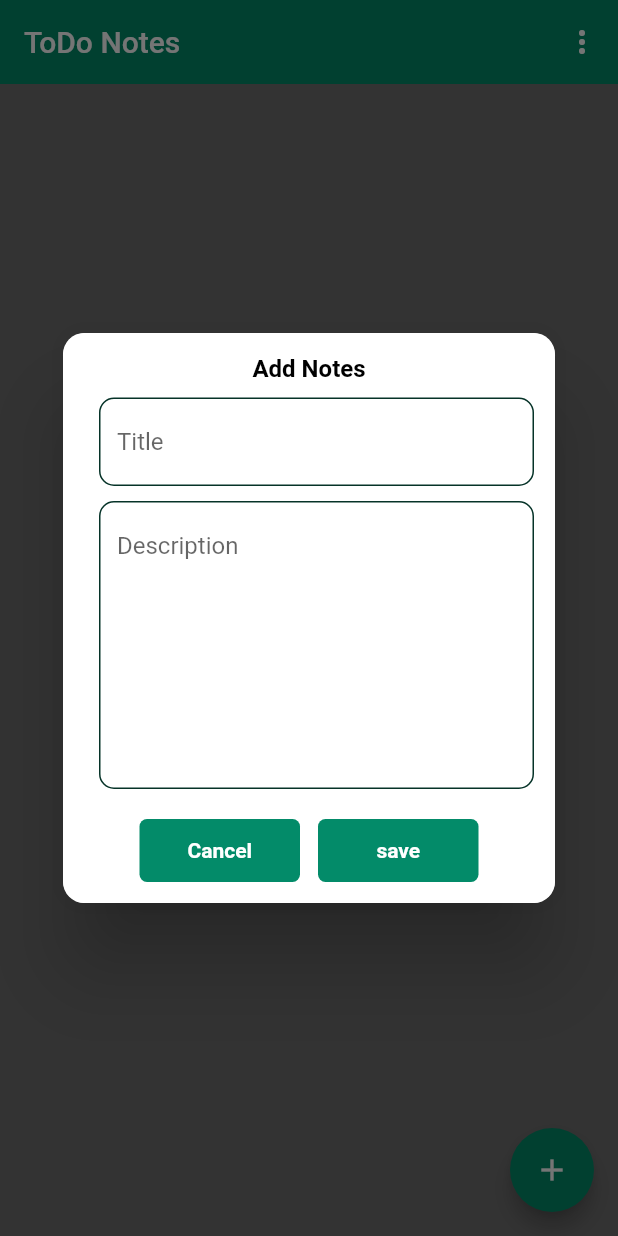
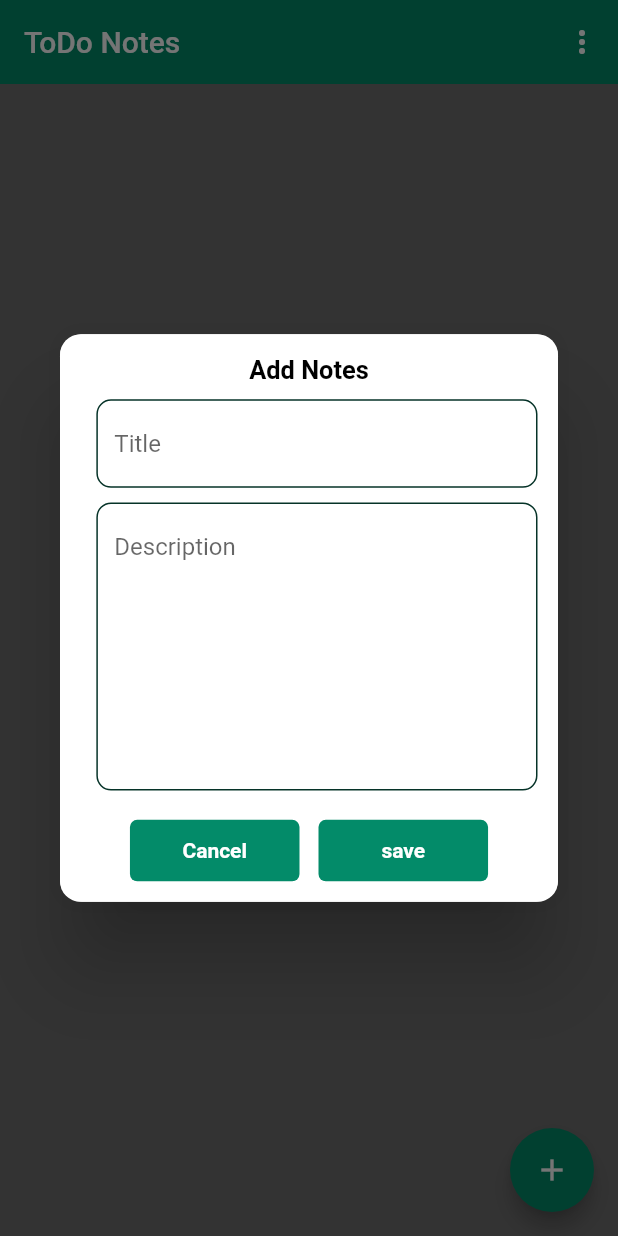
Before and after one commit to aliakter/todo_application_sqlite, a Flutter app: the screen it shows after launch, after a tap on the "add" icon, on a phone screen of 412 x 824 dp. Run offline on Flutter 3.47's test engine with Material 2 defaults, Android fonts, the phone set to English and light mode, and no system bars; our stand-ins replace flutter_screenutil, sqflite; accounts and stored records are empty.

Commit message:
homepage design changes

```diff
--- a/lib/screen/homepage.dart
+++ b/lib/screen/homepage.dart
@@ -32,205 +32,6 @@ class _HomeScreenState extends State<HomeScreen> {
   void initState() {
     super.initState();
     _refreshData(); // Loading the data when the app starts
-  }
-
-  void dialogSheet(int? id) async {
-    if (id != null) {
-      final existingData = myData.firstWhere((element) => element['id'] == id);
-      _titleController.text = existingData['title'];
-      _descriptionController.text = existingData['description'];
-    } else {
-      _titleController.text = "";
-      _descriptionController.text = "";
-    }
-
-    showDialog(
-      context: context,
-      builder: (context) {
-        return Dialog(
-          shape: const RoundedRectangleBorder(
-            borderRadius: BorderRadius.all(
-              Radius.circular(15),
-            ),
-          ),
-          child: SingleChildScrollView(
-            child: Stack(
-              alignment: Alignment.topRight,
-              children: [
-                Container(
-                  height: 380,
-                  width: 328,
-                  decoration: BoxDecoration(
-                    borderRadius: BorderRadius.circular(14),
-                    color: AppColors.white,
-                  ),
-                  child: Padding(
-                    padding: const EdgeInsets.all(14),
-                    child: Column(
-                      children: [
-                        Form(
-                          key: _formKey,
-                          child: Column(
-                            children: [
-                              const Text(
-                                "Add Notes",
-                                style: TextStyle(
-                                  fontSize: 16,
-                                  fontWeight: FontWeight.bold,
-                                  color: AppColors.black,
-                                ),
-                              ),
-                              const SizedBox(height: 10),
-                              Padding(
-                                padding: const EdgeInsets.only(left: 10),
-                                child: TextFormField(
-                                  controller: _titleController,
-                                  decoration: InputDecoration(
-                                    hintText: 'Title',
-                                    // hintStyle: dialog1,
-                                    border: OutlineInputBorder(
-                                      borderSide: const BorderSide(
-                                        color: AppColors.deepGreen,
-                                      ),
-                                      borderRadius: BorderRadius.circular(10),
-                                    ),
-                                    enabledBorder: OutlineInputBorder(
-                                      borderSide: const BorderSide(
-                                        color: AppColors.deepGreen,
-                                      ),
-                                      borderRadius: BorderRadius.circular(10),
-                                    ),
-                                    focusedBorder: OutlineInputBorder(
-                                      borderSide: const BorderSide(
-                                        color: AppColors.deepGreen,
-                                      ),
-                                      borderRadius: BorderRadius.circular(10),
-                                    ),
-                                    errorBorder: OutlineInputBorder(
-                                      borderSide:
-                                          const BorderSide(color: Colors.red),
-                                      borderRadius: BorderRadius.circular(10),
-                                    ),
-                                  ),
-                                ),
-                              ),
-                              const SizedBox(height: 10),
-                              Padding(
-                                padding: const EdgeInsets.only(left: 10),
-                                child: TextFormField(
-                                  maxLines: 8,
-                                  controller: _descriptionController,
-                                  decoration: InputDecoration(
-                                    hintText: 'Description',
-                                    // hintStyle: dialog1,
-                                    border: OutlineInputBorder(
-                                      borderSide: const BorderSide(
-                                          color: AppColors.deepGreen),
-                                      borderRadius: BorderRadius.circular(10),
-                                    ),
-                                    enabledBorder: OutlineInputBorder(
-                                      borderSide: const BorderSide(
-                                          color: AppColors.deepGreen),
-                                      borderRadius: BorderRadius.circular(10),
-                                    ),
-                                    focusedBorder: OutlineInputBorder(
-                                      borderSide: const BorderSide(
-                                          color: AppColors.deepGreen),
-                                      borderRadius: BorderRadius.circular(10),
-                                    ),
-                                    errorBorder: OutlineInputBorder(
-                                      borderSide:
-                                          const BorderSide(color: Colors.red),
-                                      borderRadius: BorderRadius.circular(10),
-                                    ),
-                                  ),
-                                  validator: (value) {
-                                    if (value!.isEmpty) {
-                                      return 'message_cannot_empty';
-                                    }
-                                    return null;
-                                  },
-                                ),
-                              ),
-                            ],
-                          ),
-                        ),
-                        const SizedBox(height: 20),
-                        Row(
-                          mainAxisAlignment: MainAxisAlignment.center,
-                          crossAxisAlignment: CrossAxisAlignment.center,
-                          children: [
-                            GestureDetector(
-                              onTap: () {
-                                Navigator.pop(context);
-                              },
-                              child: Container(
-                                height: 42,
-                                width: 107,
-                                decoration: BoxDecoration(
-                                  borderRadius: BorderRadius.circular(5),
-                                  color: AppColors.appBarColor,
-                                ),
-                                child: const Center(
-                                  child: Text(
-                                    'Cancel',
-                                    style: TextStyle(
-                                      color: AppColors.white,
-                                      fontWeight: FontWeight.bold,
-                                    ),
-                                  ),
-                                ),
-                              ),
-                            ),
-                            const SizedBox(width: 12),
-                            GestureDetector(
-                              onTap: () async {
-                                if (_formKey.currentState!.validate()) {
-                                  if (id == null) {
-                                    await addItem();
-                                  }
-                                  if (id != null) {
-                                    await updateItem(id);
-                                  }
-
-                                  // Clear the text fields
-                                  setState(() {
-                                    _titleController.text = '';
-                                    _descriptionController.text = '';
-                                  });
-                                  Navigator.pop(context);
-                                }
-                              },
-                              child: Container(
-                                height: 42,
-                                width: 107,
-                                decoration: BoxDecoration(
-                                  borderRadius: BorderRadius.circular(5),
-                                  color: AppColors.appBarColor,
-                                ),
-                                child: Center(
-                                  child: Text(
-                                    id == null ? 'save' : 'Update',
-                                    style: const TextStyle(
-                                      color: AppColors.white,
-                                      fontWeight: FontWeight.bold,
-                                    ),
-                                  ),
-                                ),
-                              ),
-                            ),
-                          ],
-                        ),
-                      ],
-                    ),
-                  ),
-                ),
-              ],
-            ),
-          ),
-        );
-      },
-    );
   }
 
   String? formValidator(String? value) {
@@ -382,6 +183,204 @@ class _HomeScreenState extends State<HomeScreen> {
     );
   }
 
+  void dialogSheet(int? id) async {
+    if (id != null) {
+      final existingData = myData.firstWhere((element) => element['id'] == id);
+      _titleController.text = existingData['title'];
+      _descriptionController.text = existingData['description'];
+    } else {
+      _titleController.text = "";
+      _descriptionController.text = "";
+    }
+
+    showDialog(
+      context: context,
+      builder: (context) {
+        return Dialog(
+          shape: RoundedRectangleBorder(
+            borderRadius: BorderRadius.all(
+              Radius.circular(15.r),
+            ),
+          ),
+          child: SingleChildScrollView(
+            child: Stack(
+              alignment: Alignment.topRight,
+              children: [
+                Container(
+                  width: double.infinity,
+                  decoration: BoxDecoration(
+                    borderRadius: BorderRadius.circular(14.r),
+                    color: AppColors.white,
+                  ),
+                  child: Padding(
+                    padding: EdgeInsets.all(14.r),
+                    child: Column(
+                      children: [
+                        Form(
+                          key: _formKey,
+                          child: Column(
+                            children: [
+                              Text(
+                                "Add Notes",
+                                style: TextStyle(
+                                  fontSize: 16.sp,
+                                  fontWeight: FontWeight.bold,
+                                  color: AppColors.black,
+                                ),
+                              ),
+                              SizedBox(height: 10.h),
+                              Padding(
+                                padding: EdgeInsets.only(left: 10.w),
+                                child: TextFormField(
+                                  controller: _titleController,
+                                  decoration: InputDecoration(
+                                    hintText: 'Title',
+                                    // hintStyle: dialog1,
+                                    border: OutlineInputBorder(
+                                      borderSide: const BorderSide(
+                                        color: AppColors.deepGreen,
+                                      ),
+                                      borderRadius: BorderRadius.circular(10.r),
+                                    ),
+                                    enabledBorder: OutlineInputBorder(
+                                      borderSide: const BorderSide(
+                                        color: AppColors.deepGreen,
+                                      ),
+                                      borderRadius: BorderRadius.circular(10.r),
+                                    ),
+                                    focusedBorder: OutlineInputBorder(
+                                      borderSide: const BorderSide(
+                                        color: AppColors.deepGreen,
+                                      ),
+                                      borderRadius: BorderRadius.circular(10.r),
+                                    ),
+                                    errorBorder: OutlineInputBorder(
+                                      borderSide:
+                                          const BorderSide(color: Colors.red),
+                                      borderRadius: BorderRadius.circular(10.r),
+                                    ),
+                                  ),
+                                ),
+                              ),
+                              SizedBox(height: 10.h),
+                              Padding(
+                                padding: EdgeInsets.only(left: 10.w),
+                                child: TextFormField(
+                                  maxLines: 8,
+                                  controller: _descriptionController,
+                                  decoration: InputDecoration(
+                                    hintText: 'Description',
+                                    // hintStyle: dialog1,
+                                    border: OutlineInputBorder(
+                                      borderSide: const BorderSide(
+                                          color: AppColors.deepGreen),
+                                      borderRadius: BorderRadius.circular(10.r),
+                                    ),
+                                    enabledBorder: OutlineInputBorder(
+                                      borderSide: const BorderSide(
+                                          color: AppColors.deepGreen),
+                                      borderRadius: BorderRadius.circular(10.r),
+                                    ),
+                                    focusedBorder: OutlineInputBorder(
+                                      borderSide: const BorderSide(
+                                          color: AppColors.deepGreen),
+                                      borderRadius: BorderRadius.circular(10.r),
+                                    ),
+                                    errorBorder: OutlineInputBorder(
+                                      borderSide:
+                                          const BorderSide(color: Colors.red),
+                                      borderRadius: BorderRadius.circular(10.r),
+                                    ),
+                                  ),
+                                  validator: (value) {
+                                    if (value!.isEmpty) {
+                                      return 'message_cannot_empty';
+                                    }
+                                    return null;
+                                  },
+                                ),
+                              ),
+                            ],
+                          ),
+                        ),
+                        SizedBox(height: 20.h),
+                        Row(
+                          mainAxisAlignment: MainAxisAlignment.center,
+                          crossAxisAlignment: CrossAxisAlignment.center,
+                          children: [
+                            GestureDetector(
+                              onTap: () {
+                                Navigator.pop(context);
+                              },
+                              child: Container(
+                                height: 42.h,
+                                width: 107.w,
+                                decoration: BoxDecoration(
+                                  borderRadius: BorderRadius.circular(5.r),
+                                  color: AppColors.appBarColor,
+                                ),
+                                child: const Center(
+                                  child: Text(
+                                    'Cancel',
+                                    style: TextStyle(
+                                      color: AppColors.white,
+                                      fontWeight: FontWeight.bold,
+                                    ),
+                                  ),
+                                ),
+                              ),
+                            ),
+                            SizedBox(width: 12.w),
+                            GestureDetector(
+                              onTap: () async {
+                                if (_formKey.currentState!.validate()) {
+                                  if (id == null) {
+                                    await addItem();
+                                  }
+                                  if (id != null) {
+                                    await updateItem(id);
+                                  }
+
+                                  // Clear the text fields
+                                  setState(() {
+                                    _titleController.text = '';
+                                    _descriptionController.text = '';
+                                  });
+                                  Navigator.pop(context);
+                                }
+                              },
+                              child: Container(
+                                height: 42.h,
+                                width: 107.w,
+                                decoration: BoxDecoration(
+                                  borderRadius: BorderRadius.circular(5.r),
+                                  color: AppColors.appBarColor,
+                                ),
+                                child: Center(
+                                  child: Text(
+                                    id == null ? 'save' : 'Update',
+                                    style: const TextStyle(
+                                      color: AppColors.white,
+                                      fontWeight: FontWeight.bold,
+                                    ),
+                                  ),
+                                ),
+                              ),
+                            ),
+                          ],
+                        ),
+                      ],
+                    ),
+                  ),
+                ),
+              ],
+            ),
+          ),
+        );
+      },
+    );
+  }
+
   deleteDialog() {
     return showDialog(
       context: context,
```
